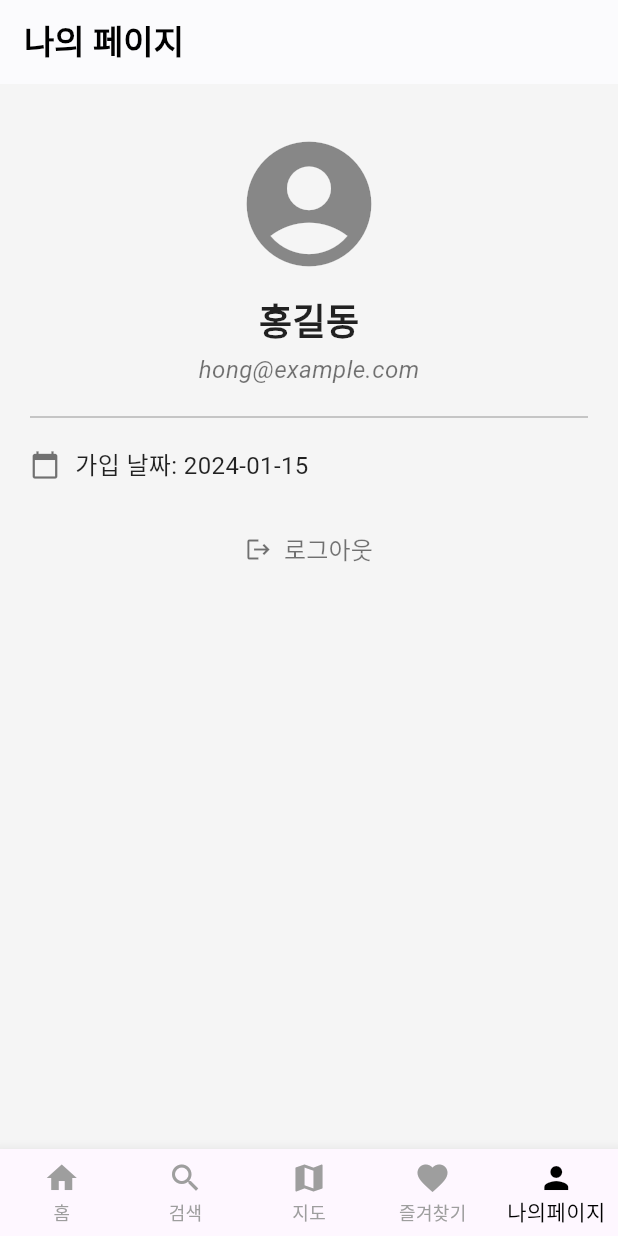
After one commit to Hallym-HAH/SGSH, a Flutter app: the screen it shows after launch, item 5 of the bottom bar chosen, after a tap on "로그아웃", on a phone screen of 412 x 824 dp. The commit adds this screen. Run offline on Flutter 3.47's test engine with Material 3 defaults, Android fonts, the light colour scheme and no system bars; our stand-ins replace flutter_dotenv, supabase_flutter; accounts and stored records are empty.

Commit message:
Feat: 음..

```diff
--- a/App/lib/main.dart
+++ b/App/lib/main.dart
@@ -1,3 +1,6 @@
+import 'package:app/pages/likepage.dart';
+import 'package:app/pages/mypage.dart';
+import 'package:app/pages/searchpage.dart';
 import 'package:flutter/material.dart';
 import 'package:app/pages/mainpage.dart';
 import 'package:app/pages/storelist.dart';
@@ -30,7 +33,7 @@ class MyApp extends StatefulWidget {
 class _MyAppState extends State<MyApp> {
   int _selectedIndex = 0; // 현재 선택된 인덱스
 
-  final List<Widget> _pages = [Mainpage(), StoreListPage()];
+  final List<Widget> _pages = [Mainpage(), SearchPage(), StoreListPage(), LikesPage(), MyPage()];
 
   void _onItemTapped(int index) {
     setState(() {
@@ -38,7 +41,7 @@ class _MyAppState extends State<MyApp> {
     });
   }
 
-  @override
+   @override
   Widget build(BuildContext context) {
     return MaterialApp(
       debugShowCheckedModeBanner: false,
@@ -47,9 +50,15 @@ class _MyAppState extends State<MyApp> {
         bottomNavigationBar: BottomNavigationBar(
           currentIndex: _selectedIndex,
           onTap: _onItemTapped,
+          selectedItemColor: Colors.black, // 선택된 아이콘 색상
+          unselectedItemColor: Colors.grey, // 선택되지 않은 아이콘 색상
+          type: BottomNavigationBarType.fixed, // 5개 아이콘을 사용할 때 필요
           items: [
-            BottomNavigationBarItem(icon: Icon(Icons.home), label: 'Home'),
-            BottomNavigationBarItem(icon: Icon(Icons.store), label: 'Store'),
+            BottomNavigationBarItem(icon: Icon(Icons.home), label: '홈'),
+            BottomNavigationBarItem(icon: Icon(Icons.search), label: '검색'),
+            BottomNavigationBarItem(icon: Icon(Icons.map), label: '지도'),
+            BottomNavigationBarItem(icon: Icon(Icons.favorite), label: '즐겨찾기'),
+            BottomNavigationBarItem(icon: Icon(Icons.person), label: '나의페이지'),
           ],
         ),
       ),
--- /dev/null
+++ b/App/lib/models/user.dart
@@ -0,0 +1,19 @@
+class UserData {
+  final String name;
+  final String email;
+  final String joinDate;
+
+  UserData({
+    required this.name,
+    required this.email,
+    required this.joinDate,
+  });
+
+  factory UserData.fromMap(Map<String, dynamic> data) {
+    return UserData(
+      name: data["name"] ?? "이름 없음",
+      email: data["email"] ?? "이메일 없음",
+      joinDate: data["joinDate"] ?? "가입 날짜 없음",
+    );
+  }
+}
--- /dev/null
+++ b/App/lib/pages/likepage.dart
@@ -0,0 +1,28 @@
+// 📂 lib/pages/likes.dart
+import 'package:app/data/like_dummy.dart';
+import 'package:flutter/material.dart';
+
+class LikesPage extends StatelessWidget {
+  @override
+  Widget build(BuildContext context) {
+    return Scaffold(
+      appBar: AppBar(
+        title: Text('좋아요한 게시물'),
+        backgroundColor: Colors.white,
+        foregroundColor: Colors.black,
+      ),
+      body: ListView.builder(
+        itemCount: dummyLikes.length,
+        itemBuilder: (context, index) {
+          final like = dummyLikes[index];
+          return ListTile(
+            leading: Icon(like.type ? Icons.favorite : Icons.comment, color: like.type ? Colors.red : Colors.blue),
+            title: Text('User: ${like.user}'),
+            subtitle: Text('시간: ${like.time}'),
+            trailing: Icon(Icons.arrow_forward_ios, size: 16, color: Colors.grey),
+          );
+        },
+      ),
+    );
+  }
+}
--- /dev/null
+++ b/App/lib/pages/mypage.dart
@@ -0,0 +1,82 @@
+import 'package:flutter/material.dart';
+import 'package:app/models/user.dart'; // 유저 모델 임포트
+
+class MyPage extends StatelessWidget {
+  final UserData user = UserData(
+    name: "홍길동",
+    email: "hong@example.com",
+    joinDate: "2024-01-15",
+  );
+
+  @override
+  Widget build(BuildContext context) {
+    return Scaffold(
+      backgroundColor: Colors.grey[100], // 🔥 전체 배경 무채색
+      appBar: AppBar(
+        title: Text("나의 페이지", style: TextStyle(color: Colors.black, fontWeight: FontWeight.bold)),
+        backgroundColor: Colors.white,
+        elevation: 0.5,
+        iconTheme: IconThemeData(color: Colors.black),
+      ),
+      body: Padding(
+        padding: EdgeInsets.symmetric(horizontal: 20, vertical: 30),
+        child: Column(
+          crossAxisAlignment: CrossAxisAlignment.start,
+          children: [
+            // 🔥 프로필 아이콘
+            Center(
+              child: Icon(Icons.account_circle, size: 100, color: Colors.black45),
+            ),
+            SizedBox(height: 10),
+
+            // 🔥 이름
+            Center(
+              child: Text(
+                user.name,
+                style: TextStyle(fontSize: 24, fontWeight: FontWeight.bold, color: Colors.black87),
+              ),
+            ),
+            SizedBox(height: 5),
+
+            // 🔥 이메일
+            Center(
+              child: Text(
+                user.email,
+                style: TextStyle(fontSize: 16, color: Colors.black54, fontStyle: FontStyle.italic),
+              ),
+            ),
+            Divider(height: 40, thickness: 1, color: Colors.black26),
+
+            // 🔥 가입 날짜
+            Row(
+              children: [
+                Icon(Icons.calendar_today, size: 20, color: Colors.black54),
+                SizedBox(width: 10),
+                Text(
+                  "가입 날짜: ${user.joinDate}",
+                  style: TextStyle(fontSize: 16, color: Colors.black87),
+                ),
+              ],
+            ),
+            SizedBox(height: 20),
+
+            // 🔥 로그아웃 버튼 (심플한 디자인)
+            Center(
+              child: TextButton.icon(
+                onPressed: () {},
+                icon: Icon(Icons.logout, color: Colors.black54),
+                label: Text(
+                  "로그아웃",
+                  style: TextStyle(fontSize: 16, color: Colors.black54),
+                ),
+                style: TextButton.styleFrom(
+                  padding: EdgeInsets.symmetric(horizontal: 20, vertical: 10),
+                ),
+              ),
+            ),
+          ],
+        ),
+      ),
+    );
+  }
+}
--- /dev/null
+++ b/App/lib/pages/searchpage.dart
@@ -0,0 +1,115 @@
+import 'package:flutter/material.dart';
+import 'package:supabase_flutter/supabase_flutter.dart';
+import 'package:app/models/business.dart';
+import 'package:app/pages/storedetail.dart';
+
+class SearchPage extends StatefulWidget {
+  @override
+  _SearchPageState createState() => _SearchPageState();
+}
+
+class _SearchPageState extends State<SearchPage> {
+  final TextEditingController _searchController = TextEditingController();
+  final supabase = Supabase.instance.client;
+  List<business_data> storeList = []; // 전체 가게 데이터
+  List<business_data> filteredList = []; // 검색된 가게 데이터
+
+  @override
+  void initState() {
+    super.initState();
+    fetchStores();
+  }
+
+  // 📌 Supabase에서 가게 데이터 가져오기
+  void fetchStores() async {
+    try {
+      var response = await supabase.from("business_data").select().order("id", ascending: true);
+      setState(() {
+        storeList = response.map<business_data>((data) => business_data.fromMap(data)).toList();
+        filteredList = List.from(storeList); // 초기값 설정
+      });
+    } catch (e) {
+      print("❌ 오류 발생: $e");
+    }
+  }
+
+  // 🔎 검색 기능
+  void filterStores(String query) {
+    setState(() {
+      if (query.isEmpty) {
+        filteredList = List.from(storeList);
+      } else {
+        filteredList = storeList.where((store) {
+          return store.name.toLowerCase().contains(query.toLowerCase()) ||
+                 store.address.toLowerCase().contains(query.toLowerCase());
+        }).toList();
+      }
+    });
+  }
+
+  @override
+  Widget build(BuildContext context) {
+    return Scaffold(
+      backgroundColor: Colors.white,
+      appBar: AppBar(
+        title: Text('가게 검색', style: TextStyle(color: Colors.black, fontWeight: FontWeight.bold)),
+        backgroundColor: Colors.white,
+        elevation: 0,
+        iconTheme: IconThemeData(color: Colors.black),
+      ),
+      body: Column(
+        children: [
+          // 검색창
+          Padding(
+            padding: EdgeInsets.all(12.0),
+            child: TextField(
+              controller: _searchController,
+              onChanged: filterStores, // 검색어 입력 시 필터링 실행
+              decoration: InputDecoration(
+                prefixIcon: Icon(Icons.search, color: Colors.black54),
+                hintText: '검색어를 입력하세요...',
+                border: OutlineInputBorder(borderRadius: BorderRadius.circular(10)),
+                filled: true,
+                fillColor: Colors.grey[200],
+              ),
+            ),
+          ),
+
+          // 검색 결과 리스트
+          Expanded(
+            child: filteredList.isEmpty
+                ? Center(child: Text("검색 결과가 없습니다.", style: TextStyle(color: Colors.black54)))
+                : ListView.builder(
+                    itemCount: filteredList.length,
+                    itemBuilder: (context, index) {
+                      final store = filteredList[index];
+                      return ListTile(
+                        leading: ClipRRect(
+                          borderRadius: BorderRadius.circular(8),
+                          child: Image.network(
+                            store.image,
+                            width: 50,
+                            height: 50,
+                            fit: BoxFit.cover,
+                            errorBuilder: (context, error, stackTrace) {
+                              return Icon(Icons.store, size: 50, color: Colors.grey[400]);
+                            },
+                          ),
+                        ),
+                        title: Text(store.name, style: TextStyle(fontWeight: FontWeight.bold)),
+                        subtitle: Text(store.address, style: TextStyle(color: Colors.grey[600])),
+                        onTap: () {
+                          Navigator.push(
+                            context,
+                            MaterialPageRoute(builder: (context) => StoreDetailPage(store: store)),
+                          );
+                        },
+                      );
+                    },
+                  ),
+          ),
+        ],
+      ),
+    );
+  }
+}
```
Also changed, not shown: App/lib/data/like_dummy.dart (added, +10 -0 lines), App/lib/models/like.dart (+33 -9 lines), 1 other file.
